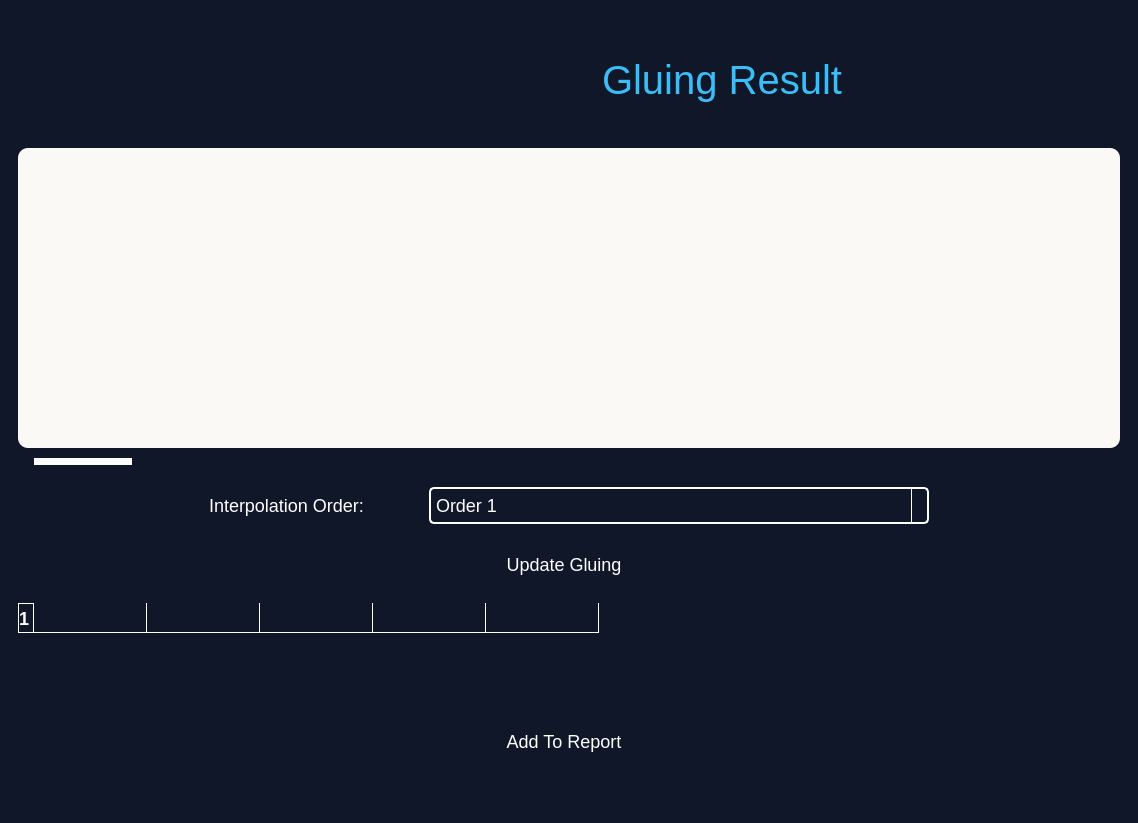
Old version of the form main.ui in the repository karreemm/BioSignalScope-Real-time-Biological-Signals-Viewer.
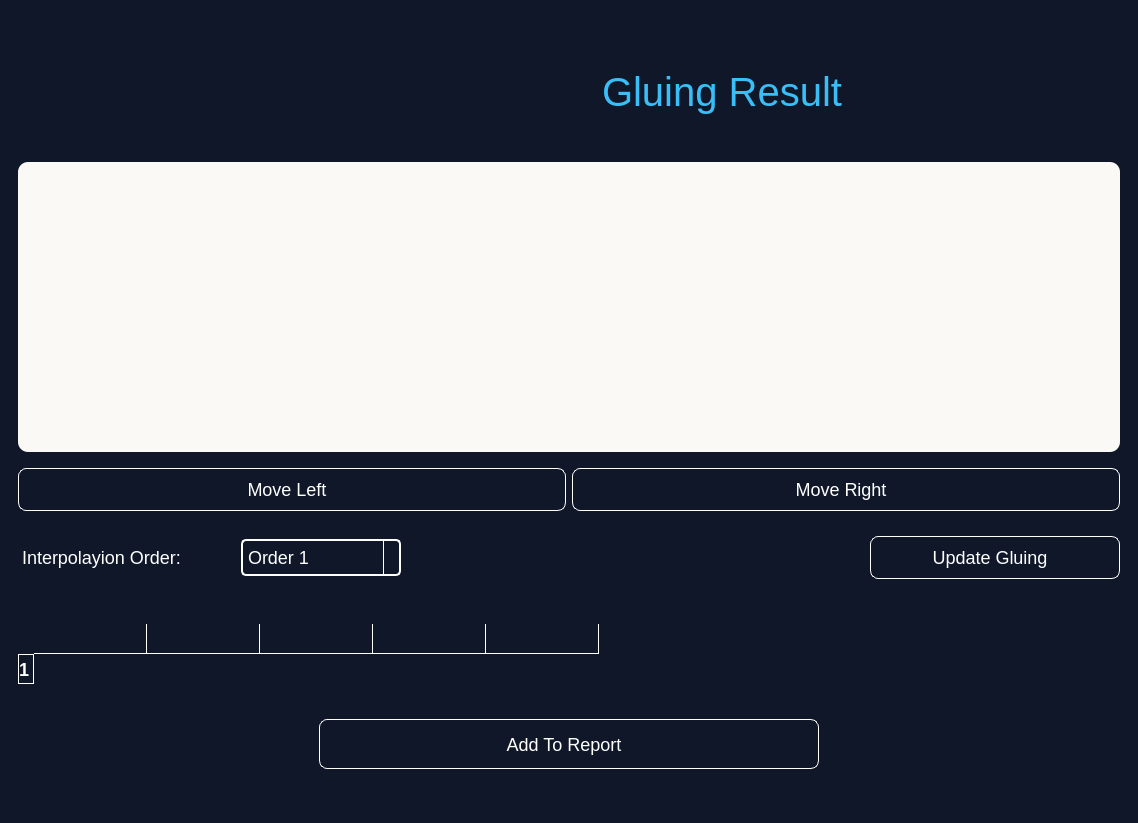
New version of the form. The open tabs and pages were chosen to show the change. Icons and pictures are not drawn.

Commit message: add movement buttons instead of slider for gluing

Diff of the .ui file:
```diff
--- a/main.ui
+++ b/main.ui
@@ -235,8 +235,11 @@
         <height>40</height>
        </size>
       </property>
+      <property name="styleSheet">
+       <string notr="true">margin-top: 10px</string>
+      </property>
       <property name="currentIndex">
-       <number>0</number>
+       <number>2</number>
       </property>
       <widget class="QWidget" name="MainPage">
        <layout class="QGridLayout" name="gridLayout_2">
@@ -590,7 +593,9 @@
                <enum>Qt::RightToLeft</enum>
               </property>
               <property name="styleSheet">
-               <string notr="true">color: white</string>
+               <string notr="true">color: white;
+ border: 1px solid #ffffff;   
+</string>
               </property>
               <property name="text">
                <string>Change Color  </string>
@@ -601,8 +606,8 @@
               </property>
               <property name="iconSize">
                <size>
-                <width>30</width>
-                <height>30</height>
+                <width>20</width>
+                <height>20</height>
                </size>
               </property>
              </widget>
@@ -760,7 +765,9 @@
                  <enum>Qt::RightToLeft</enum>
                 </property>
                 <property name="styleSheet">
-                 <string notr="true">color: white</string>
+                 <string notr="true">color: white;
+ border: 1px solid #ffffff;   
+</string>
                 </property>
                 <property name="text">
                  <string>Move </string>
@@ -1133,7 +1140,9 @@
                <enum>Qt::RightToLeft</enum>
               </property>
               <property name="styleSheet">
-               <string notr="true">color: white</string>
+               <string notr="true">color: white;
+ border: 1px solid #ffffff;   
+</string>
               </property>
               <property name="text">
                <string>Change Color  </string>
@@ -1144,8 +1153,8 @@
               </property>
               <property name="iconSize">
                <size>
-                <width>30</width>
-                <height>30</height>
+                <width>20</width>
+                <height>20</height>
                </size>
               </property>
              </widget>
@@ -1303,7 +1312,9 @@
                  <enum>Qt::RightToLeft</enum>
                 </property>
                 <property name="styleSheet">
-                 <string notr="true">color: white</string>
+                 <string notr="true">color: white;
+ border: 1px solid #ffffff;   
+</string>
                 </property>
                 <property name="text">
                  <string>Move </string>
@@ -1454,8 +1465,7 @@
                <string>Generate Report</string>
               </property>
               <property name="styleSheet">
-               <string notr="true">
-</string>
+               <string notr="true"/>
               </property>
               <property name="text">
                <string/>
@@ -1771,6 +1781,9 @@
        </layout>
       </widget>
       <widget class="QWidget" name="SignalGluing">
+       <property name="styleSheet">
+        <string notr="true"/>
+       </property>
        <layout class="QGridLayout" name="gridLayout_6">
         <item row="5" column="0">
          <layout class="QHBoxLayout" name="horizontalLayout_34">
@@ -1779,14 +1792,16 @@
             <property name="maximumSize">
              <size>
               <width>500</width>
-              <height>16777215</height>
+              <height>60</height>
              </size>
             </property>
             <property name="layoutDirection">
              <enum>Qt::RightToLeft</enum>
             </property>
             <property name="styleSheet">
-             <string notr="true">color: white</string>
+             <string notr="true">color: white;
+ border: 1px solid #ffffff;   
+</string>
             </property>
             <property name="text">
              <string>Add To Report  </string>
@@ -1818,26 +1833,36 @@
             <item>
              <layout class="QHBoxLayout" name="horizontalLayout_30">
               <item>
-               <widget class="QLabel" name="label_10">
+               <layout class="QHBoxLayout" name="horizontalLayout_22">
+                <item>
+                 <layout class="QHBoxLayout" name="horizontalLayout_29">
+                  <item>
+                   <widget class="QLabel" name="label_9">
                 <property name="maximumSize">
                  <size>
-                  <width>170</width>
-                  <height>16777215</height>
+                      <width>190</width>
+                      <height>1111</height>
                  </size>
                 </property>
                 <property name="styleSheet">
-                 <string notr="true">color: white</string>
+                     <string notr="true">color:white;</string>
                 </property>
                 <property name="text">
-                 <string>Interpolation Order:</string>
+                     <string>Interpolayion Order: </string>
                 </property>
                </widget>
               </item>
               <item>
                <widget class="QComboBox" name="comboBox_2">
+                    <property name="minimumSize">
+                     <size>
+                      <width>160</width>
+                      <height>0</height>
+                     </size>
+                    </property>
                 <property name="maximumSize">
                  <size>
-                  <width>500</width>
+                      <width>200</width>
                   <height>16777215</height>
                  </size>
                 </property>
@@ -1884,17 +1909,34 @@
                 </item>
                </widget>
               </item>
-             </layout>
+                  <item>
+                   <spacer name="horizontalSpacer_5">
+                    <property name="orientation">
+                     <enum>Qt::Horizontal</enum>
+                    </property>
+                    <property name="sizeHint" stdset="0">
+                     <size>
+                      <width>40</width>
+                      <height>20</height>
+                     </size>
+                    </property>
+                   </spacer>
             </item>
            </layout>
           </item>
           <item>
-           <layout class="QHBoxLayout" name="horizontalLayout_35">
+                 <layout class="QHBoxLayout" name="horizontalLayout_24">
             <item>
              <widget class="QPushButton" name="UpdateGluingButton">
+                    <property name="minimumSize">
+                     <size>
+                      <width>250</width>
+                      <height>0</height>
+                     </size>
+                    </property>
               <property name="maximumSize">
                <size>
-                <width>500</width>
+                      <width>300</width>
                 <height>16777215</height>
                </size>
               </property>
@@ -1902,7 +1944,9 @@
                <enum>Qt::RightToLeft</enum>
               </property>
               <property name="styleSheet">
-               <string notr="true">color: white</string>
+                     <string notr="true">color: white;
+ border: 1px solid #ffffff;   
+</string>
               </property>
               <property name="text">
                <string>Update Gluing  </string>
@@ -1923,6 +1967,12 @@
           </item>
          </layout>
         </item>
+             </layout>
+            </item>
+           </layout>
+          </item>
+         </layout>
+        </item>
         <item row="1" column="0">
          <layout class="QVBoxLayout" name="verticalLayout_4">
           <item>
@@ -1954,11 +2004,58 @@
            </widget>
           </item>
           <item>
-           <widget class="QScrollBar" name="horizontalScrollBar">
-            <property name="orientation">
-             <enum>Qt::Horizontal</enum>
-            </property>
-           </widget>
+           <layout class="QHBoxLayout" name="horizontalLayout_18">
+            <item>
+             <widget class="QPushButton" name="pushButton_2">
+              <property name="layoutDirection">
+               <enum>Qt::RightToLeft</enum>
+              </property>
+              <property name="styleSheet">
+               <string notr="true">color: white;
+ border: 1px solid #ffffff;   
+</string>
+              </property>
+              <property name="text">
+               <string>Move Left  </string>
+              </property>
+              <property name="icon">
+               <iconset resource="Images.qrc">
+                <normaloff>:/Images/leftArrowW.png</normaloff>:/Images/leftArrowW.png</iconset>
+              </property>
+              <property name="iconSize">
+               <size>
+                <width>20</width>
+                <height>20</height>
+               </size>
+              </property>
+             </widget>
+            </item>
+            <item>
+             <widget class="QPushButton" name="pushButton">
+              <property name="layoutDirection">
+               <enum>Qt::RightToLeft</enum>
+              </property>
+              <property name="styleSheet">
+               <string notr="true">color: white;
+ border: 1px solid #ffffff;   
+</string>
+              </property>
+              <property name="text">
+               <string>Move Right  </string>
+              </property>
+              <property name="icon">
+               <iconset resource="Images.qrc">
+                <normaloff>:/Images/rightArrowW.png</normaloff>:/Images/rightArrowW.png</iconset>
+              </property>
+              <property name="iconSize">
+               <size>
+                <width>20</width>
+                <height>20</height>
+               </size>
+              </property>
+             </widget>
+            </item>
+           </layout>
           </item>
          </layout>
         </item>
@@ -2086,7 +2183,7 @@
            </size>
           </property>
           <property name="styleSheet">
-           <string notr="true"/>
+           <string notr="true">margin-top: 30px</string>
           </property>
           <property name="frameShape">
            <enum>QFrame::StyledPanel</enum>
```
Lines whose indentation alone changed are shown as unchanged. The commit also changes 7 other files.
